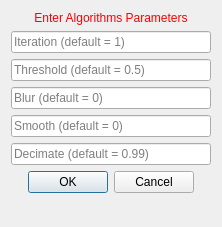
The window that Version2.0/Plugins/kcl.cemrgapp.wathca/src/internal/WallThicknessCalculationsViewUIMeshing.ui (OpenHeartDevelopers/CemrgApp) describes before a commit, drawn with Qt 5.
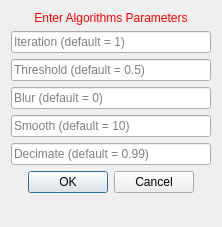
The same window after the commit.

```diff
--- a/Version2.0/Plugins/kcl.cemrgapp.wathca/src/internal/WallThicknessCalculationsViewUIMeshing.ui
+++ b/Version2.0/Plugins/kcl.cemrgapp.wathca/src/internal/WallThicknessCalculationsViewUIMeshing.ui
@@ -75,7 +75,7 @@
       <string/>
      </property>
      <property name="placeholderText">
-      <string>Smooth (default = 0)</string>
+      <string>Smooth (default = 10)</string>
      </property>
     </widget>
    </item>
```
